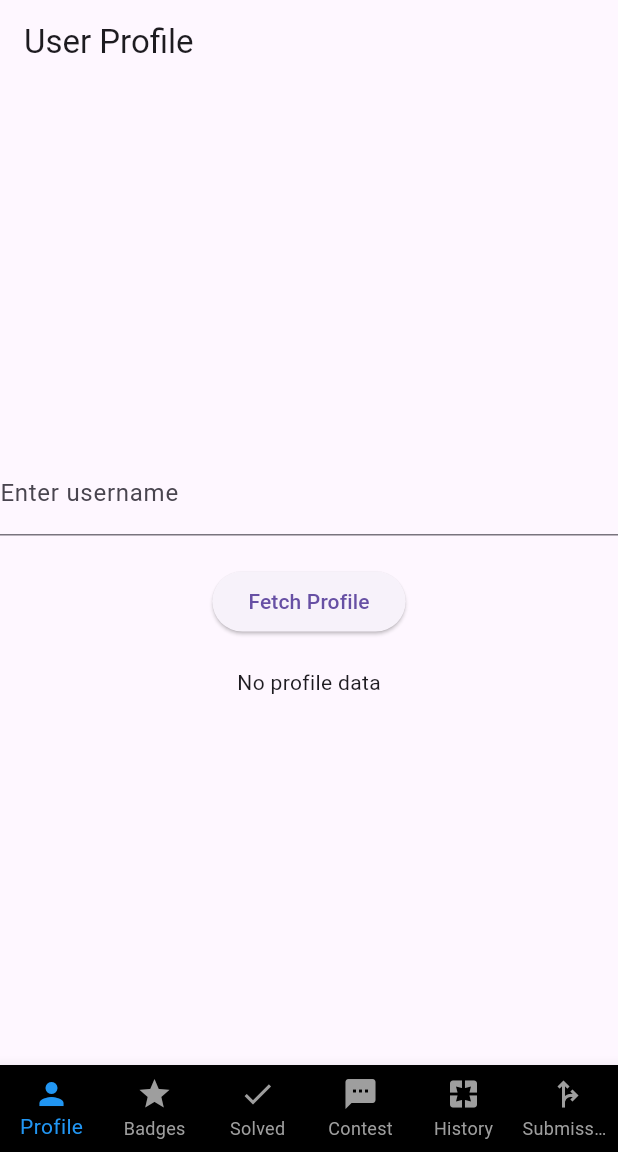
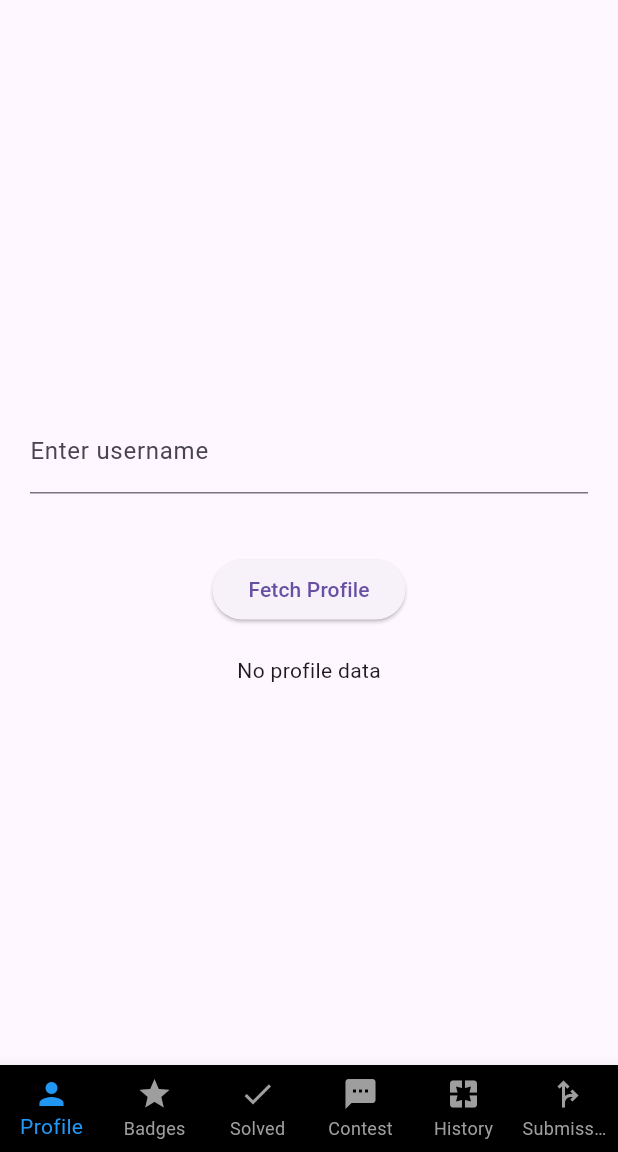
Before and after one commit to SRAYANSH-GUPTA/Leetcode-Ids-using-api, a Flutter app: the screen it shows after launch, on a phone screen of 412 x 824 dp, the part 84-1236 px from its top. Run offline on Flutter 3.47's test engine with Material 3 defaults, Android fonts, the phone set to English and light mode, and no system bars; accounts and stored records are empty.

Commit message:
completed profile page

```diff
--- a/leetcode/lib/features/get-profile/view/profile_page.dart
+++ b/leetcode/lib/features/get-profile/view/profile_page.dart
@@ -11,14 +11,16 @@ class ProfilePage extends StatelessWidget {
     final viewModel = Provider.of<ProfileViewModel>(context);
 
     return Scaffold(
-      appBar: AppBar(title: Text('User Profile')),
       body: Center(
         child: Column(
           mainAxisAlignment: MainAxisAlignment.center,
           children: [
-            TextField(
-              controller: _usernameController,
-              decoration: InputDecoration(labelText: 'Enter username'),
+            Padding(
+              padding: EdgeInsets.all(20),
+              child: TextField(
+                controller: _usernameController,
+                decoration: InputDecoration(labelText: 'Enter username'),
+              ),
             ),
             SizedBox(height: 20),
             ElevatedButton(
@@ -37,16 +39,25 @@ class ProfilePage extends StatelessWidget {
                     : viewModel.profile == null
                         ? Text('No profile data')
                         : Padding(
-                            padding: const EdgeInsets.all(16.0),
+                            padding: const EdgeInsets.only(top: 0.5),
                             child: Column(
                               crossAxisAlignment: CrossAxisAlignment.start,
                               children: [
-                                CircleAvatar(
-                                  backgroundImage: NetworkImage(viewModel.profile!.avatar ?? ''),
-                                  radius: 50,
+                                Padding(
+                                  padding: EdgeInsets.all(15.0),
+                                  child: CircleAvatar(
+                                    backgroundImage: NetworkImage(viewModel.profile!.avatar ?? ''),
+                                    radius: 50,
+                                  ),
                                 ),
                                 SizedBox(height: 10),
                                 Text('Username: ${viewModel.profile!.username ?? 'N/A'}'),
+                                Text('Name: ${viewModel.profile!.name ?? 'N/A'}'),
+                                Text('Birthday: ${viewModel.profile!.birthday ?? 'N/A'}'),
+                                Text('Ranking: ${viewModel.profile!.ranking ?? 'N/A'}'),
+                                Text('Country: ${viewModel.profile!.country ?? 'N/A'}'),
+
+
                                 // Add other fields as necessary
                               ],
                             ),
```
